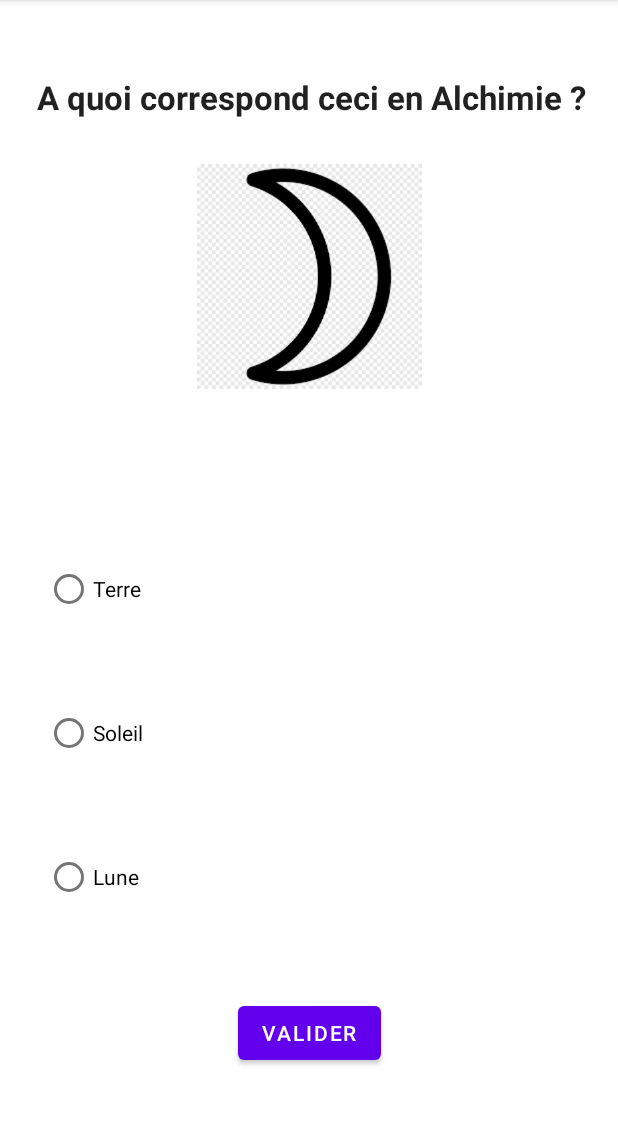
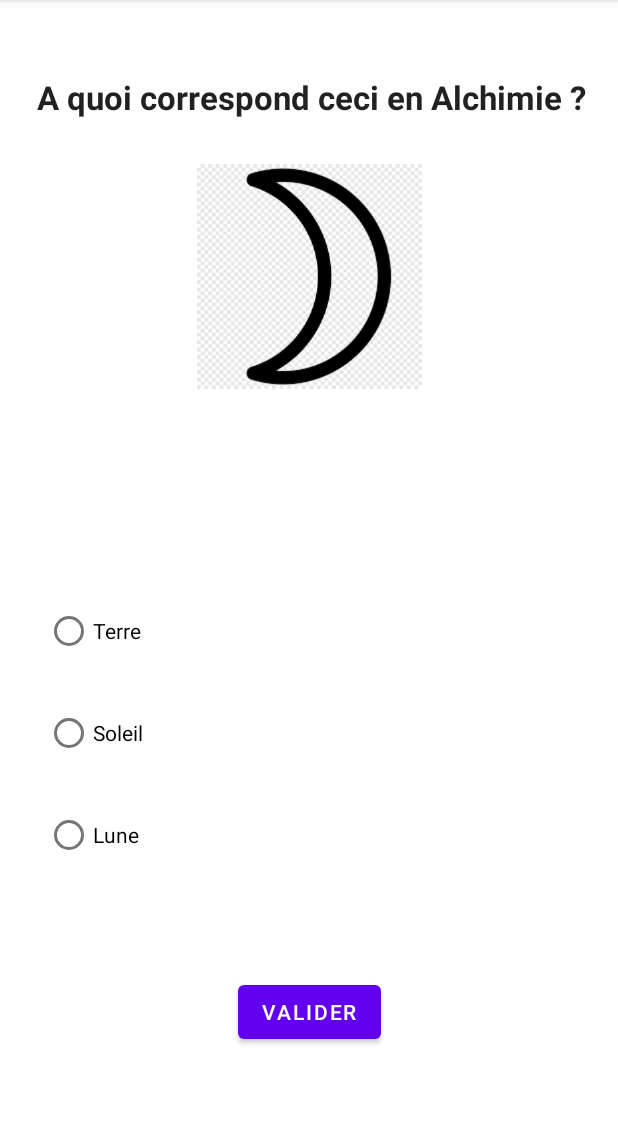
Before and after one commit to coding-factory-classrooms/android-l2-flashcards-groupe-7-alchimie, an Android app: the screen it shows after launch (MainActivity), on a phone screen of 412 x 824 dp, the part 84-1209 px from its top. Run offline under Robolectric (Android 15) with nearby library versions, the phone set to English and light mode, and no system bars.

Commit message:
Story 2 done

```diff
--- a/app/build.gradle
+++ b/app/build.gradle
@@ -33,7 +33,6 @@ dependencies {
     implementation 'androidx.appcompat:appcompat:1.2.0'
     implementation 'com.google.android.material:material:1.3.0'
     implementation 'androidx.constraintlayout:constraintlayout:2.0.4'
-    implementation 'com.google.android.material:material:1.1.0'
     testImplementation 'junit:junit:4.+'
     androidTestImplementation 'androidx.test.ext:junit:1.1.2'
     androidTestImplementation 'androidx.test.espresso:espresso-core:3.3.0'
--- a/app/src/main/java/com/team7/flashcard_alchimie/MainActivity.java
+++ b/app/src/main/java/com/team7/flashcard_alchimie/MainActivity.java
@@ -3,12 +3,41 @@ package com.team7.flashcard_alchimie;
 import androidx.appcompat.app.AppCompatActivity;
 
 import android.os.Bundle;
+import android.view.View;
+import android.widget.Button;
+import android.widget.RadioButton;
+import android.widget.RadioGroup;
+import android.widget.Toast;
 
 public class MainActivity extends AppCompatActivity {
+
+    private RadioGroup radioGroup;
+    private Button submit;
+    private RadioButton radio_button_lune;
 
     @Override
     protected void onCreate(Bundle savedInstanceState) {
         super.onCreate(savedInstanceState);
         setContentView(R.layout.activity_main);
+
+        submit = findViewById(R.id.submitButton);
+        radioGroup = findViewById(R.id.radioGroup);
+        radio_button_lune = findViewById(R.id.radio_button_lune);
+
+        submit.setOnClickListener(new View.OnClickListener() {
+            @Override
+            public void onClick(View v) {
+                int checkedRadioButtonId = radioGroup.getCheckedRadioButtonId();
+                if (checkedRadioButtonId == View.NO_ID){
+                    Toast.makeText(MainActivity.this, "Il faut faire des choix dans la vie", Toast.LENGTH_SHORT).show();
+                    return;
+                }
+                if (checkedRadioButtonId == radio_button_lune.getId()){
+                    Toast.makeText(MainActivity.this, "GG à toi mon bro !", Toast.LENGTH_SHORT).show();
+                } else {
+                    Toast.makeText(MainActivity.this, "Tu pue la merde ! \nLa bonne réponse c'est " + radio_button_lune.getText(), Toast.LENGTH_SHORT).show();
+                }
+            }
+        });
     }
 }
--- a/app/src/main/res/layout/activity_main.xml
+++ b/app/src/main/res/layout/activity_main.xml
@@ -44,35 +44,23 @@
         app:layout_constraintTop_toBottomOf="@+id/imageView">
 
         <RadioButton
-            android:id="@+id/radio_button_1"
+            android:id="@+id/radio_button_terre"
             android:layout_width="match_parent"
             android:layout_height="wrap_content"
             android:text="Terre" />
 
         <RadioButton
-            android:id="@+id/radio_button_invisible"
+            android:id="@+id/radio_button_soleil"
             android:layout_width="match_parent"
             android:layout_height="wrap_content"
-            android:clickable="false"
-            android:visibility="invisible" />
-
-        <RadioButton
-            android:id="@+id/radio_button_2"
-            android:layout_width="match_parent"
-            android:layout_height="match_parent"
+            android:layout_marginTop="20dp"
             android:text="Soleil" />
 
         <RadioButton
-            android:id="@+id/radio_button_invisible2"
-            android:layout_width="match_parent"
-            android:layout_height="wrap_content"
-            android:clickable="false"
-            android:visibility="invisible" />
-
-        <RadioButton
-            android:id="@+id/radio_button_3"
+            android:id="@+id/radio_button_lune"
             android:layout_width="match_parent"
             android:layout_height="match_parent"
+            android:layout_marginTop="20dp"
             android:text="Lune" />
     </RadioGroup>
 
```
